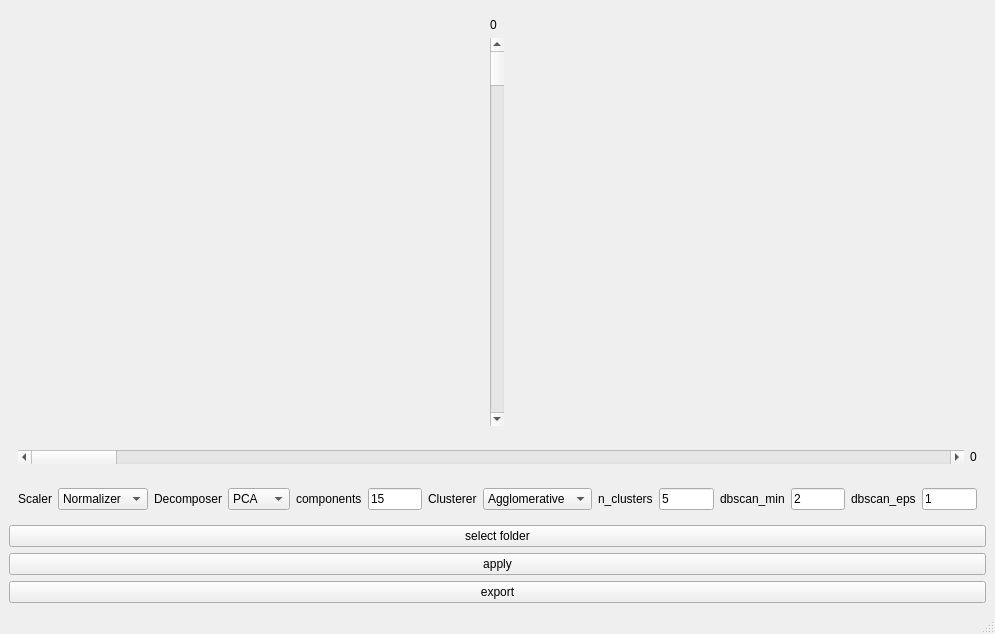
Qt form gui/gui_form.ui (FrederikLauf/Image-Clustering-Tool) before a commit.
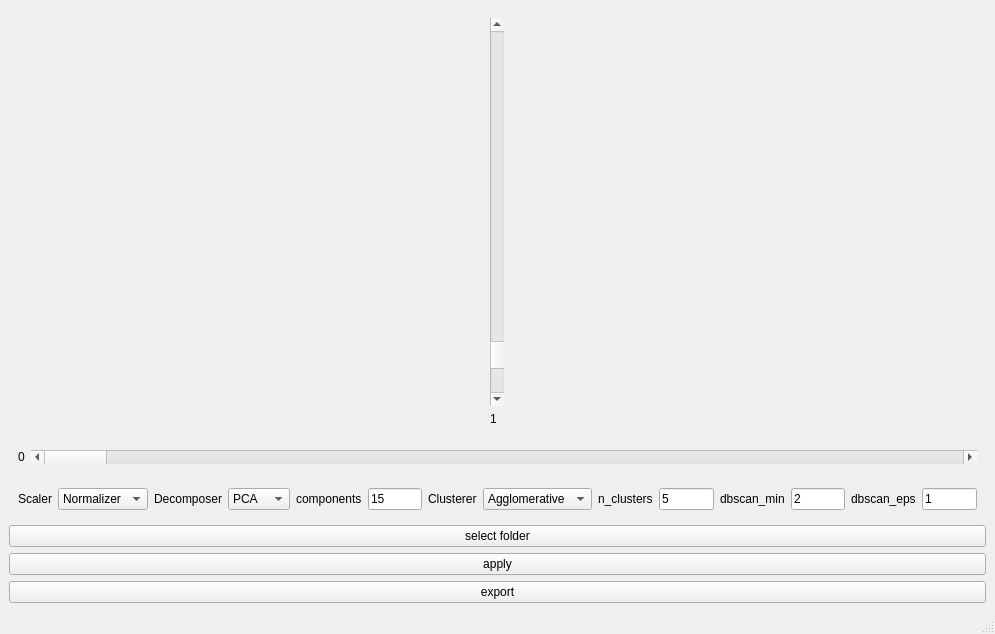
The same form after that commit.

Commit message: Add dimension scrolling and file type security.

```diff
--- a/gui/gui_form.ui
+++ b/gui/gui_form.ui
@@ -26,19 +26,6 @@
          </sizepolicy>
         </property>
         <layout class="QVBoxLayout" name="verticalLayout_2">
-         <item>
-          <widget class="QLabel" name="yDimensionLabel">
-           <property name="sizePolicy">
-            <sizepolicy hsizetype="Fixed" vsizetype="Preferred">
-             <horstretch>0</horstretch>
-             <verstretch>0</verstretch>
-            </sizepolicy>
-           </property>
-           <property name="text">
-            <string>0</string>
-           </property>
-          </widget>
-         </item>
          <item>
           <widget class="QScrollBar" name="yDimensionScrollbar">
            <property name="sizePolicy">
@@ -47,9 +34,39 @@
              <verstretch>0</verstretch>
             </sizepolicy>
            </property>
+           <property name="maximum">
+            <number>14</number>
+           </property>
+           <property name="pageStep">
+            <number>1</number>
+           </property>
+           <property name="value">
+            <number>1</number>
+           </property>
            <property name="orientation">
             <enum>Qt::Orientation::Vertical</enum>
            </property>
+           <property name="invertedAppearance">
+            <bool>true</bool>
+           </property>
+          </widget>
+         </item>
+         <item>
+          <widget class="QLabel" name="yDimensionLabel">
+           <property name="sizePolicy">
+            <sizepolicy hsizetype="Fixed" vsizetype="Preferred">
+             <horstretch>0</horstretch>
+             <verstretch>0</verstretch>
+            </sizepolicy>
+           </property>
+           <property name="font">
+            <font>
+             <bold>false</bold>
+            </font>
+           </property>
+           <property name="text">
+            <string>1</string>
+           </property>
           </widget>
          </item>
         </layout>
@@ -69,6 +86,24 @@
        </sizepolicy>
       </property>
       <layout class="QHBoxLayout" name="horizontalLayout_2">
+       <item>
+        <widget class="QLabel" name="xDimensionLabel">
+         <property name="sizePolicy">
+          <sizepolicy hsizetype="Preferred" vsizetype="Minimum">
+           <horstretch>0</horstretch>
+           <verstretch>0</verstretch>
+          </sizepolicy>
+         </property>
+         <property name="font">
+          <font>
+           <bold>false</bold>
+          </font>
+         </property>
+         <property name="text">
+          <string>0</string>
+         </property>
+        </widget>
+       </item>
        <item>
         <widget class="QScrollBar" name="xDimensionScrollbar">
          <property name="sizePolicy">
@@ -77,24 +112,17 @@
            <verstretch>0</verstretch>
           </sizepolicy>
          </property>
+         <property name="maximum">
+          <number>14</number>
+         </property>
+         <property name="pageStep">
+          <number>1</number>
+         </property>
          <property name="orientation">
           <enum>Qt::Orientation::Horizontal</enum>
          </property>
         </widget>
        </item>
-       <item>
-        <widget class="QLabel" name="xDimensionLabel">
-         <property name="sizePolicy">
-          <sizepolicy hsizetype="Preferred" vsizetype="Minimum">
-           <horstretch>0</horstretch>
-           <verstretch>0</verstretch>
-          </sizepolicy>
-         </property>
-         <property name="text">
-          <string>0</string>
-         </property>
-        </widget>
-       </item>
       </layout>
      </widget>
     </item>
```
Left out of the diff: 34 changed lines with no effect on the pictures. The commit also changes 3 other files.
